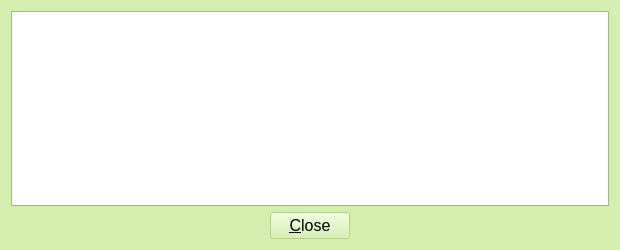
This is src/qt/forms/transactiondescdialog.ui in teambean/BeanCash as Qt 5 draws it before an edit. The edited form follows.
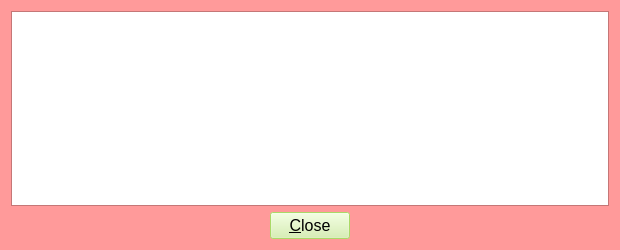
This is the edited form. Icons and pictures are not drawn.

What changed in the file:
```diff
--- a/src/qt/forms/transactiondescdialog.ui
+++ b/src/qt/forms/transactiondescdialog.ui
@@ -34,9 +34,9 @@
      <colorrole role="Window">
       <brush brushstyle="SolidPattern">
        <color alpha="255">
-        <red>211</red>
-        <green>238</green>
-        <blue>175</blue>
+        <red>255</red>
+        <green>154</green>
+        <blue>154</blue>
        </color>
       </brush>
      </colorrole>
@@ -90,9 +90,9 @@
      <colorrole role="Window">
       <brush brushstyle="SolidPattern">
        <color alpha="255">
-        <red>211</red>
-        <green>238</green>
-        <blue>175</blue>
+        <red>255</red>
+        <green>154</green>
+        <blue>154</blue>
        </color>
       </brush>
      </colorrole>
@@ -137,18 +137,18 @@
      <colorrole role="Base">
       <brush brushstyle="SolidPattern">
        <color alpha="255">
-        <red>211</red>
-        <green>238</green>
-        <blue>175</blue>
+        <red>255</red>
+        <green>154</green>
+        <blue>154</blue>
        </color>
       </brush>
      </colorrole>
      <colorrole role="Window">
       <brush brushstyle="SolidPattern">
        <color alpha="255">
-        <red>211</red>
-        <green>238</green>
-        <blue>175</blue>
+        <red>255</red>
+        <green>154</green>
+        <blue>154</blue>
        </color>
       </brush>
      </colorrole>
```
